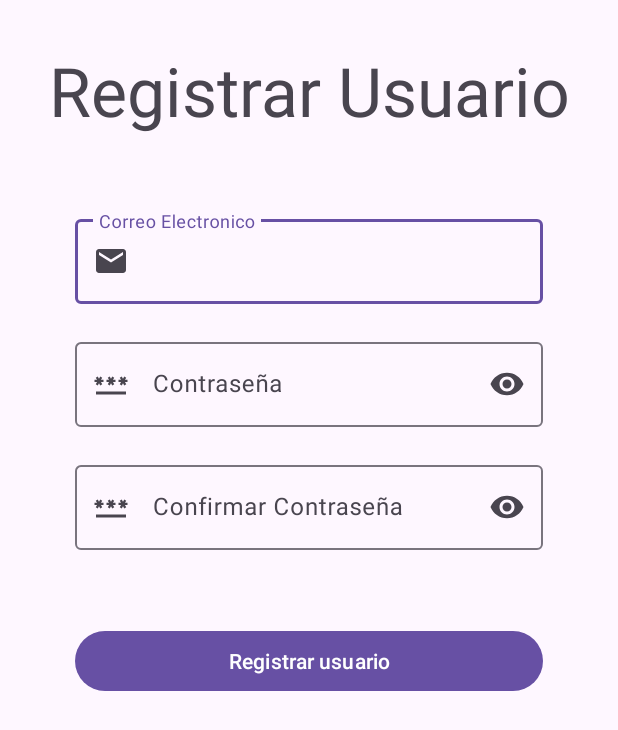
After one commit to CristofherAndres/Login_Firebase, an Android app: the RegistrarActivity screen opened directly, with no data from a screen before it, on a phone screen of 412 x 824 dp. The commit adds this screen. Shown: the top 730 px of the screen. Run offline under Robolectric (Android 15) with nearby library versions, the phone set to English and light mode, and no system bars; our stand-ins replace Firebase (no records; nobody signed in at launch, a user with empty details on screens opened directly).

Commit message:
Avance Dialogos y Registrar usuarios

```diff
--- a/app/src/main/AndroidManifest.xml
+++ b/app/src/main/AndroidManifest.xml
@@ -13,6 +13,9 @@
         android:theme="@style/Theme.LoginFB"
         tools:targetApi="31">
         <activity
+            android:name=".RegistrarActivity"
+            android:exported="false" />
+        <activity
             android:name=".PostLogin"
             android:exported="false" />
         <activity
--- /dev/null
+++ b/app/src/main/java/com/example/loginfb/RegistrarActivity.kt
@@ -0,0 +1,87 @@
+package com.example.loginfb
+
+import android.content.Intent
+import android.os.Bundle
+import android.widget.Toast
+import androidx.activity.enableEdgeToEdge
+import androidx.appcompat.app.AppCompatActivity
+import androidx.core.view.ViewCompat
+import androidx.core.view.WindowInsetsCompat
+import com.example.loginfb.databinding.ActivityMainBinding
+import com.example.loginfb.databinding.ActivityRegistrarBinding
+import com.google.firebase.auth.FirebaseAuth
+import com.google.firebase.auth.ktx.auth
+import com.google.firebase.ktx.Firebase
+
+class RegistrarActivity : AppCompatActivity() {
+
+    //Configurar viewBinding
+    private lateinit var binding: ActivityRegistrarBinding
+    // Configurar firebase
+    private lateinit var auth: FirebaseAuth
+
+
+    override fun onCreate(savedInstanceState: Bundle?) {
+        super.onCreate(savedInstanceState)
+        enableEdgeToEdge()
+        binding = ActivityRegistrarBinding.inflate(layoutInflater)
+        setContentView(binding.root)
+        ViewCompat.setOnApplyWindowInsetsListener(findViewById(R.id.main)) { v, insets ->
+            val systemBars = insets.getInsets(WindowInsetsCompat.Type.systemBars())
+            v.setPadding(systemBars.left, systemBars.top, systemBars.right, systemBars.bottom)
+            insets
+        }
+
+        // Initialize Firebase Auth
+        auth = Firebase.auth
+
+        binding.btnRegistrar.setOnClickListener {
+            // Obtener el correo
+            val email = binding.etEmail.text.toString()
+            val pass1 = binding.etPassword.text.toString()
+            val pass2 = binding.etPassword2.text.toString()
+
+            if(email.isEmpty()){
+                binding.etEmail.error = "Por favor ingrese un correo"
+                return@setOnClickListener
+            }
+
+            if(pass1.isEmpty()){
+                binding.etPassword.error = "Por favor ingrese una contraseña"
+                return@setOnClickListener
+            }
+
+            if(pass2.isEmpty()){
+                binding.etPassword2.error = "Por favor ingrese la contraseña nuevamente"
+                return@setOnClickListener
+            }
+
+           //Validar que ambas contraseñas coincidan
+            if(pass1 != pass2){
+                binding.etPassword2.error = "Las contraseñas no coinciden"
+                return@setOnClickListener
+            } else {
+                signUp(email, pass1)
+            }
+
+
+
+
+        }
+
+
+    }
+
+    private fun signUp(email: String, pass1: String) {
+     auth.createUserWithEmailAndPassword(email,pass1)
+         .addOnCompleteListener{
+             if(it.isSuccessful){
+                 Toast.makeText(this, "Usuario registrado", Toast.LENGTH_SHORT).show()
+                 val intent = Intent(this, MainActivity::class.java)
+                 startActivity(intent)
+             }else{
+                 Toast.makeText(this, "Error en el registro del usuario", Toast.LENGTH_SHORT).show()
+             }
+         }
+    }
+}
--- /dev/null
+++ b/app/src/main/res/layout/activity_registrar.xml
@@ -0,0 +1,85 @@
+<?xml version="1.0" encoding="utf-8"?>
+<androidx.constraintlayout.widget.ConstraintLayout xmlns:android="http://schemas.android.com/apk/res/android"
+xmlns:app="http://schemas.android.com/apk/res-auto"
+xmlns:tools="http://schemas.android.com/tools"
+android:layout_width="match_parent"
+android:id="@+id/main"
+android:layout_height="match_parent"
+tools:context=".RegistrarActivity">
+
+<TextView
+    android:id="@+id/textView"
+    android:layout_width="wrap_content"
+    android:layout_height="wrap_content"
+    android:text="Registrar Usuario"
+    android:layout_marginTop="30dp"
+    android:textAppearance="@style/TextAppearance.Material3.DisplayMedium"
+    app:layout_constraintEnd_toEndOf="parent"
+    app:layout_constraintStart_toStartOf="parent"
+    app:layout_constraintTop_toTopOf="parent" />
+
+<com.google.android.material.textfield.TextInputLayout
+    android:id="@+id/tilEmail"
+    android:layout_width="match_parent"
+    android:layout_height="wrap_content"
+    app:startIconDrawable="@drawable/ic_email"
+    android:hint="Correo Electronico"
+    android:layout_marginHorizontal="50dp"
+    android:layout_marginTop="50dp"
+    app:layout_constraintTop_toBottomOf="@+id/textView">
+
+    <com.google.android.material.textfield.TextInputEditText
+        android:id="@+id/etEmail"
+        android:layout_width="match_parent"
+        android:layout_height="wrap_content" />
+
+</com.google.android.material.textfield.TextInputLayout>
+
+<com.google.android.material.textfield.TextInputLayout
+    android:id="@+id/tilPassword"
+    android:layout_marginHorizontal="50dp"
+    android:layout_width="match_parent"
+    android:layout_height="wrap_content"
+    app:endIconMode="password_toggle"
+    app:startIconDrawable="@drawable/ic_pass"
+    android:hint="Contraseña"
+    android:layout_marginTop="20dp"
+    app:layout_constraintTop_toBottomOf="@+id/tilEmail">
+
+    <com.google.android.material.textfield.TextInputEditText
+        android:id="@+id/etPassword"
+        android:layout_width="match_parent"
+        android:inputType="textPassword"
+        android:layout_height="wrap_content" />
+
+</com.google.android.material.textfield.TextInputLayout>
+
+<com.google.android.material.textfield.TextInputLayout
+    android:id="@+id/tilPassword2"
+    android:layout_width="match_parent"
+    android:layout_height="wrap_content"
+    android:layout_marginHorizontal="50dp"
+    android:hint="Confirmar Contraseña"
+    android:layout_marginTop="20dp"
+    app:endIconMode="password_toggle"
+    app:layout_constraintTop_toBottomOf="@+id/tilPassword"
+    app:startIconDrawable="@drawable/ic_pass">
+
+    <com.google.android.material.textfield.TextInputEditText
+        android:id="@+id/etPassword2"
+        android:layout_width="match_parent"
+        android:layout_height="wrap_content"
+        android:inputType="textPassword" />
+
+</com.google.android.material.textfield.TextInputLayout>
+
+<com.google.android.material.button.MaterialButton
+    android:layout_width="match_parent"
+    android:layout_height="wrap_content"
+    android:layout_marginHorizontal="50dp"
+    android:text="Registrar usuario"
+    android:id="@+id/btnRegistrar"
+    app:layout_constraintTop_toBottomOf="@+id/tilPassword2"
+    android:layout_marginTop="50dp"/>
+
+</androidx.constraintlayout.widget.ConstraintLayout>
```
Also changed, not shown: app/src/main/java/com/example/loginfb/MainActivity.kt (+10 -0 lines), app/src/main/java/com/example/loginfb/PostLogin.kt (+12 -1 lines).
